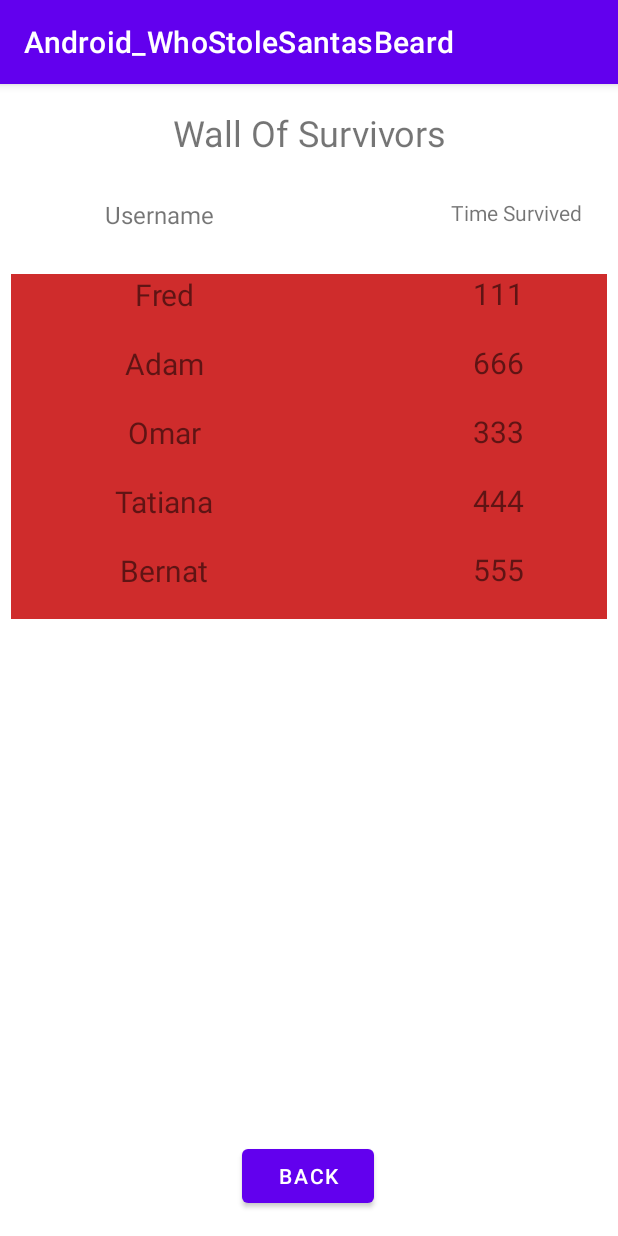
After one commit to tatianatkachuk/DSA_G4_Android, an Android app: the Leaderboard screen opened directly, with no data from a screen before it, on a phone screen of 412 x 824 dp. The commit adds this screen. Run offline under Robolectric (Android 15) with nearby library versions, the phone set to English and light mode, and no system bars.

Commit message:
Leaderboard funcionando con datos creados en local, a la espera de la creación del servicio en backend

```diff
--- /dev/null
+++ b/app/src/main/java/com/example/android_whostolesantasbeard/Leaderboard.java
@@ -0,0 +1,54 @@
+package com.example.android_whostolesantasbeard;
+
+import androidx.appcompat.app.AppCompatActivity;
+import androidx.recyclerview.widget.LinearLayoutManager;
+import androidx.recyclerview.widget.RecyclerView;
+
+import android.os.Bundle;
+import android.view.View;
+import android.widget.Button;
+
+import com.example.android_whostolesantasbeard.entities.LeaderboardEntry;
+
+import java.util.ArrayList;
+
+public class Leaderboard extends AppCompatActivity {
+
+    ArrayList<LeaderboardEntry> leaderBoardEntries = new ArrayList<>();
+    Button goBackButton;
+    @Override
+    protected void onCreate(Bundle savedInstanceState) {
+        super.onCreate(savedInstanceState);
+        setContentView(R.layout.activity_leaderboard);
+        RecyclerView recyclerView = (RecyclerView) findViewById(R.id.m_recyclerView);
+
+        setUpLeaderBoardEntries();
+
+        LeaderboardRecyclerViewAdapter adapter = new LeaderboardRecyclerViewAdapter(leaderBoardEntries,this);
+        recyclerView.setLayoutManager(new LinearLayoutManager(this));
+        recyclerView.setAdapter(adapter);
+        goBackButton = (Button) findViewById(R.id.button_goBack);
+        goBackButton.setOnClickListener(new View.OnClickListener() {
+            @Override
+            public void onClick(View view) {
+                finish();
+            }
+        });
+
+
+    }
+    // Must be replaced by api petitions later on
+    private void setUpLeaderBoardEntries()
+    {
+        LeaderboardEntry a = new LeaderboardEntry("Fred",111);
+        LeaderboardEntry b = new LeaderboardEntry("Adam",666);
+        LeaderboardEntry c = new LeaderboardEntry("Omar",333);
+        LeaderboardEntry d = new LeaderboardEntry("Tatiana",444);
+        LeaderboardEntry e = new LeaderboardEntry("Bernat",555);
+        leaderBoardEntries.add(a);
+        leaderBoardEntries.add(b);
+        leaderBoardEntries.add(c);
+        leaderBoardEntries.add(d);
+        leaderBoardEntries.add(e);
+    }
+}
--- /dev/null
+++ b/app/src/main/java/com/example/android_whostolesantasbeard/LeaderboardRecyclerViewAdapter.java
@@ -0,0 +1,58 @@
+package com.example.android_whostolesantasbeard;
+
+import android.content.Context;
+import android.util.Log;
+import android.view.LayoutInflater;
+import android.view.View;
+import android.view.ViewGroup;
+import android.widget.TextView;
+
+import androidx.annotation.NonNull;
+import androidx.recyclerview.widget.RecyclerView;
+
+import com.example.android_whostolesantasbeard.entities.LeaderboardEntry;
+
+import java.util.ArrayList;
+
+public class LeaderboardRecyclerViewAdapter extends RecyclerView.Adapter<LeaderboardRecyclerViewAdapter.MyViewHolder> {
+    Context context;
+    ArrayList<LeaderboardEntry> leaderboardEntries;
+
+    public LeaderboardRecyclerViewAdapter(ArrayList<LeaderboardEntry> leaderboardEntries, Context context){
+        this.leaderboardEntries = leaderboardEntries;
+        this.context = context;
+    }
+
+    @NonNull
+    @Override
+    public LeaderboardRecyclerViewAdapter.MyViewHolder onCreateViewHolder(ViewGroup parent, int viewType) {
+        // Inflate the layout (Gives the look to each of our rows)
+        LayoutInflater inflater = LayoutInflater.from(parent.getContext());
+        View view = inflater.inflate(R.layout.recyclerview_leaderboard_row,parent,false);
+        return new LeaderboardRecyclerViewAdapter.MyViewHolder(view);
+    }
+
+    @Override
+    public void onBindViewHolder(@NonNull LeaderboardRecyclerViewAdapter.MyViewHolder holder, int position) {
+        holder.username.setText(leaderboardEntries.get(position).getUsername());
+        int maxScore = leaderboardEntries.get(position).getMaxScore();
+        holder.maxScore.setText(Integer.toString(maxScore));
+        Log.d("DEBUG", "We created a row with username : " + holder.username.getText() + " And Score : " + holder.maxScore.getText());
+    }
+
+    @Override
+    public int getItemCount() {
+        // How many items do you want to be displayed
+        return leaderboardEntries.size();
+    }
+    public static class MyViewHolder extends RecyclerView.ViewHolder{
+        TextView username;
+        TextView maxScore;
+
+        public MyViewHolder(View itemView) {
+            super(itemView);
+            username = (TextView) itemView.findViewById(R.id.leaderboardRow_username);
+            maxScore = (TextView) itemView.findViewById(R.id.leaderboardRow_maxscore);
+        }
+    }
+}
--- a/app/src/main/java/com/example/android_whostolesantasbeard/Main.java
+++ b/app/src/main/java/com/example/android_whostolesantasbeard/Main.java
@@ -30,6 +30,7 @@ public class Main extends AppCompatActivity{
     TextView swapToStore;
     TextView personalInfo;
     TextView settingsSwap;
+    TextView leaderBoard;
     Button closeSession;
     IWSSBService service;
 
@@ -66,6 +67,7 @@ public class Main extends AppCompatActivity{
         closeSession = (Button) findViewById(R.id.closeSession);
         nameText = (TextView) findViewById(R.id.nameText);
         coinsText = (TextView) findViewById(R.id.textCoins);
+        leaderBoard = (TextView) findViewById(R.id.leaderboard);
 
 
         // Loader finish
@@ -99,6 +101,12 @@ public class Main extends AppCompatActivity{
             @Override
             public void onClick(View view) {
                 logOut(view);
+            }
+        });
+        leaderBoard.setOnClickListener(new View.OnClickListener(){
+            @Override
+            public void onClick(View view) {
+                openLeaderboard();
             }
         });
 
@@ -169,7 +177,10 @@ public class Main extends AppCompatActivity{
         Intent intent = new Intent(this, ShopItems.class);
         this.startActivity(intent);
     }
-
+    public void openLeaderboard(){
+        Intent intent = new Intent(this, Leaderboard.class);
+        this.startActivity(intent);
+    }
 
     public void openProfileInfo(User user) {
         Intent intent = new Intent(this, InfoProfile.class);
@@ -189,13 +200,4 @@ public class Main extends AppCompatActivity{
         intent.putExtra("mail", user.getMail());
         startActivity(intent);
     }
-/**
-    public void openLeaderBoard() {
-        Intent intent = new Intent(this, LeaderBoard.class);
-        startActivity(intent);
-    }**/
-
-
-
-
 }
--- /dev/null
+++ b/app/src/main/java/com/example/android_whostolesantasbeard/entities/LeaderboardEntry.java
@@ -0,0 +1,19 @@
+package com.example.android_whostolesantasbeard.entities;
+
+public class LeaderboardEntry {
+    String username;
+    int maxScore;
+
+    public LeaderboardEntry(String username, int maxScore) {
+        this.username = username;
+        this.maxScore = maxScore;
+    }
+
+    public String getUsername() {
+        return username;
+    }
+
+    public int getMaxScore() {
+        return maxScore;
+    }
+}
--- /dev/null
+++ b/app/src/main/res/layout/activity_leaderboard.xml
@@ -0,0 +1,68 @@
+<?xml version="1.0" encoding="utf-8"?>
+<androidx.constraintlayout.widget.ConstraintLayout xmlns:android="http://schemas.android.com/apk/res/android"
+    xmlns:app="http://schemas.android.com/apk/res-auto"
+    xmlns:tools="http://schemas.android.com/tools"
+    android:layout_width="match_parent"
+    android:layout_height="match_parent"
+    tools:context=".Leaderboard">
+
+    <androidx.recyclerview.widget.RecyclerView
+        android:id="@+id/m_recyclerView"
+        android:layout_width="397dp"
+        android:layout_height="514dp"
+        android:layout_marginStart="1dp"
+        android:layout_marginTop="1dp"
+        android:layout_marginEnd="1dp"
+        app:layout_constraintBottom_toBottomOf="parent"
+        app:layout_constraintEnd_toEndOf="parent"
+        app:layout_constraintStart_toStartOf="parent"
+        app:layout_constraintTop_toTopOf="parent"
+        app:layout_constraintVertical_bias="0.496" />
+
+    <TextView
+        android:id="@+id/textView3"
+        android:layout_width="365dp"
+        android:layout_height="44dp"
+        android:layout_marginTop="16dp"
+        android:text="Wall Of Survivors"
+        android:textAlignment="center"
+        android:textSize="24sp"
+        app:layout_constraintEnd_toEndOf="parent"
+        app:layout_constraintStart_toStartOf="parent"
+        app:layout_constraintTop_toTopOf="parent" />
+
+    <Button
+        android:id="@+id/button_goBack"
+        android:layout_width="wrap_content"
+        android:layout_height="wrap_content"
+        android:layout_marginBottom="16dp"
+        android:text="Back"
+        app:layout_constraintBottom_toBottomOf="parent"
+        app:layout_constraintEnd_toEndOf="parent"
+        app:layout_constraintHorizontal_bias="0.498"
+        app:layout_constraintStart_toStartOf="parent" />
+
+    <TextView
+        android:id="@+id/textView9"
+        android:layout_width="120dp"
+        android:layout_height="19dp"
+        android:layout_marginTop="76dp"
+        android:text="Username"
+        android:textSize="16sp"
+        app:layout_constraintEnd_toEndOf="parent"
+        app:layout_constraintHorizontal_bias="0.24"
+        app:layout_constraintStart_toStartOf="parent"
+        app:layout_constraintTop_toTopOf="parent" />
+
+    <TextView
+        android:id="@+id/textView10"
+        android:layout_width="95dp"
+        android:layout_height="23dp"
+        android:layout_marginTop="76dp"
+        android:text="Time Survived"
+        app:layout_constraintEnd_toEndOf="parent"
+        app:layout_constraintHorizontal_bias="0.873"
+        app:layout_constraintStart_toEndOf="@+id/textView9"
+        app:layout_constraintTop_toTopOf="parent" />
+
+</androidx.constraintlayout.widget.ConstraintLayout>
--- a/app/src/main/res/layout/activity_main.xml
+++ b/app/src/main/res/layout/activity_main.xml
@@ -183,31 +183,16 @@
         app:layout_constraintTop_toTopOf="parent"
         app:layout_constraintVertical_bias="0.647" />
 
-    <TextView
-        android:id="@+id/settingsSwap"
-        android:layout_width="244dp"
-        android:layout_height="36dp"
-        android:fontFamily="sans-serif-black"
-        android:text="Settings"
-        android:textColor="#F44336"
-        android:textSize="20sp"
-        app:layout_constraintBottom_toBottomOf="parent"
-        app:layout_constraintEnd_toEndOf="parent"
-        app:layout_constraintHorizontal_bias="0.574"
-        app:layout_constraintStart_toStartOf="parent"
-        app:layout_constraintTop_toTopOf="parent"
-        app:layout_constraintVertical_bias="0.943" />
-
     <ImageView
         android:id="@+id/imageView5"
         android:layout_width="41dp"
         android:layout_height="44dp"
         app:layout_constraintBottom_toBottomOf="parent"
         app:layout_constraintEnd_toEndOf="parent"
-        app:layout_constraintHorizontal_bias="0.124"
+        app:layout_constraintHorizontal_bias="0.854"
         app:layout_constraintStart_toStartOf="parent"
         app:layout_constraintTop_toTopOf="parent"
-        app:layout_constraintVertical_bias="0.954"
+        app:layout_constraintVertical_bias="0.094"
         app:srcCompat="@drawable/settings" />
 
     <View
@@ -249,15 +234,15 @@
         android:id="@+id/closeSession"
         android:layout_width="wrap_content"
         android:layout_height="wrap_content"
+        android:backgroundTint="#F44336"
         android:shadowColor="@color/black"
         android:text="LOG OUT"
-        android:backgroundTint="#F44336"
         app:layout_constraintBottom_toBottomOf="parent"
         app:layout_constraintEnd_toEndOf="parent"
-        app:layout_constraintHorizontal_bias="0.049"
+        app:layout_constraintHorizontal_bias="0.083"
         app:layout_constraintStart_toStartOf="parent"
         app:layout_constraintTop_toTopOf="parent"
-        app:layout_constraintVertical_bias="0.023" />
+        app:layout_constraintVertical_bias="0.095" />
 
     <TextView
         android:id="@+id/textCoins"
@@ -271,4 +256,15 @@
         app:layout_constraintTop_toTopOf="parent"
         app:layout_constraintVertical_bias="0.318" />
 
+    <Button
+        android:id="@+id/button"
+        android:layout_width="wrap_content"
+        android:layout_height="wrap_content"
+        android:layout_marginBottom="60dp"
+        android:text="Play!"
+        app:layout_constraintBottom_toBottomOf="parent"
+        app:layout_constraintEnd_toEndOf="parent"
+        app:layout_constraintHorizontal_bias="0.498"
+        app:layout_constraintStart_toStartOf="parent" />
+
 </androidx.constraintlayout.widget.ConstraintLayout>
--- /dev/null
+++ b/app/src/main/res/layout/recyclerview_leaderboard_row.xml
@@ -0,0 +1,53 @@
+<?xml version="1.0" encoding="utf-8"?>
+<androidx.constraintlayout.widget.ConstraintLayout xmlns:android="http://schemas.android.com/apk/res/android"
+    xmlns:app="http://schemas.android.com/apk/res-auto"
+    xmlns:tools="http://schemas.android.com/tools"
+    android:id="@+id/textview_username"
+    android:layout_width="match_parent"
+    android:layout_height="wrap_content">
+
+    <androidx.cardview.widget.CardView
+        android:layout_width="405dp"
+        android:layout_height="46dp"
+        android:layout_marginStart="1dp"
+        android:layout_marginEnd="1dp"
+        android:visibility="visible"
+        app:cardBackgroundColor="#CF2C2C"
+        app:layout_constraintBottom_toBottomOf="parent"
+        app:layout_constraintEnd_toEndOf="parent"
+        app:layout_constraintStart_toStartOf="parent"
+        app:layout_constraintTop_toTopOf="parent">
+
+        <androidx.constraintlayout.widget.ConstraintLayout
+            android:layout_width="match_parent"
+            android:layout_height="wrap_content"
+            android:visibility="visible">
+
+            <TextView
+                android:id="@+id/leaderboardRow_username"
+                android:layout_width="179dp"
+                android:layout_height="46dp"
+                android:layout_marginStart="16dp"
+                android:text="Fred"
+                android:textAlignment="center"
+                android:textSize="20sp"
+                app:layout_constraintBottom_toBottomOf="parent"
+                app:layout_constraintStart_toStartOf="parent"
+                app:layout_constraintTop_toTopOf="parent"
+                app:layout_constraintVertical_bias="1.0" />
+
+            <TextView
+                android:id="@+id/leaderboardRow_maxscore"
+                android:layout_width="146dp"
+                android:layout_height="47dp"
+                android:layout_marginEnd="4dp"
+                android:text="99999"
+                android:textAlignment="center"
+                android:textSize="20sp"
+                app:layout_constraintBottom_toBottomOf="parent"
+                app:layout_constraintEnd_toEndOf="parent"
+                app:layout_constraintTop_toTopOf="parent"
+                app:layout_constraintVertical_bias="1.0" />
+        </androidx.constraintlayout.widget.ConstraintLayout>
+    </androidx.cardview.widget.CardView>
+</androidx.constraintlayout.widget.ConstraintLayout>
```
Also changed, not shown: app/src/main/AndroidManifest.xml (+14 -6 lines).
